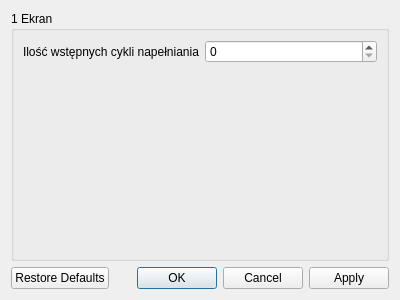
The window that app/ustawieniatestu.ui (wiacekmarcin/StanowiskoChemiczne) describes before a commit, drawn with Qt 5.
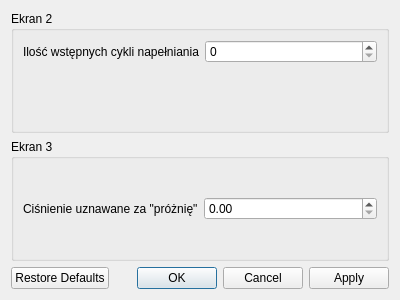
The same window after the commit.

Diff of the .ui file:
```diff
--- a/app/ustawieniatestu.ui
+++ b/app/ustawieniatestu.ui
@@ -17,7 +17,7 @@
    <item>
     <widget class="QGroupBox" name="groupBox">
      <property name="title">
-      <string>1 Ekran</string>
+      <string>Ekran 2</string>
      </property>
      <layout class="QFormLayout" name="formLayout">
       <item row="0" column="0">
@@ -33,6 +33,25 @@
      </layout>
     </widget>
    </item>
+   <item>
+    <widget class="QGroupBox" name="groupBox_2">
+     <property name="title">
+      <string>Ekran 3</string>
+     </property>
+     <layout class="QGridLayout" name="gridLayout">
+      <item row="0" column="0">
+       <widget class="QLabel" name="label">
+        <property name="text">
+         <string>Ciśnienie uznawane za &quot;próżnię&quot;</string>
+        </property>
+       </widget>
+      </item>
+      <item row="0" column="1">
+       <widget class="QDoubleSpinBox" name="prozniaVal"/>
+      </item>
+     </layout>
+    </widget>
+   </item>
    <item>
     <widget class="QDialogButtonBox" name="buttonBox">
      <property name="orientation">
```
